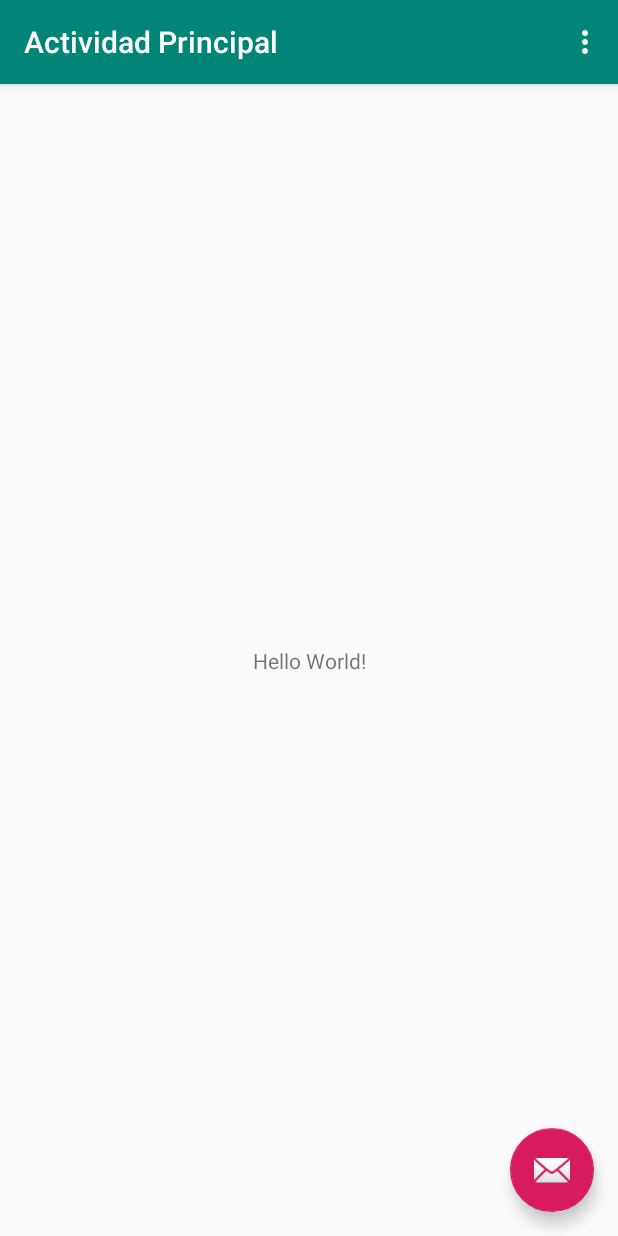
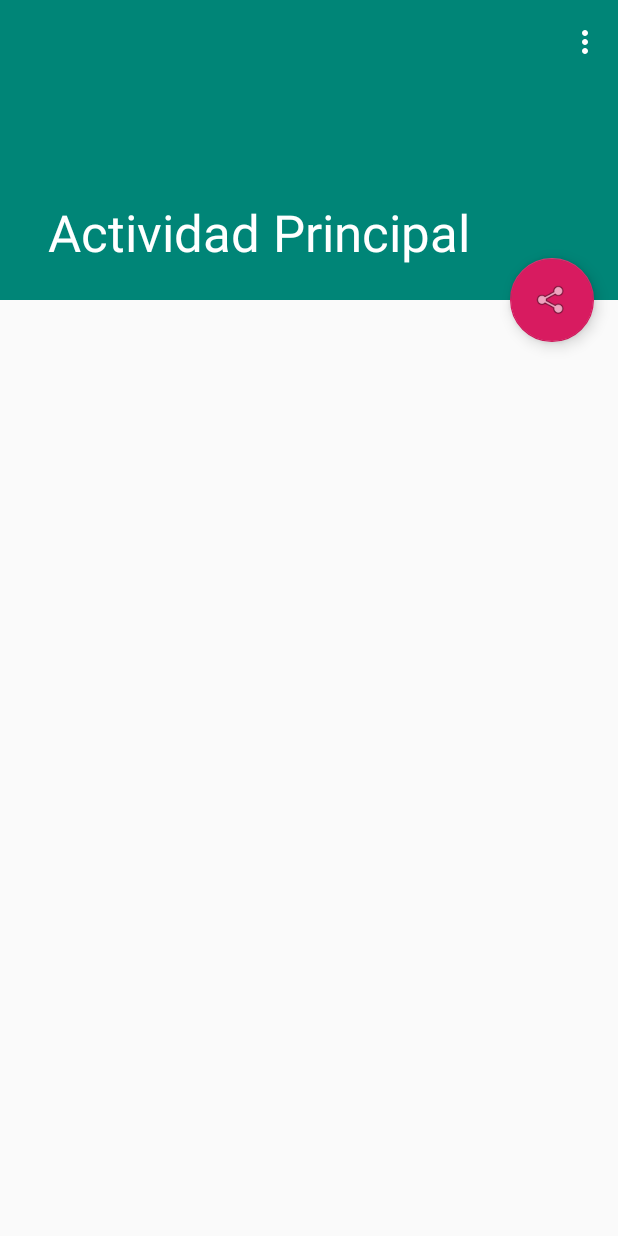
Before and after one commit to OscarXVI/ActividadPrincipal2, an Android app: the screen it shows after launch (MainActivity), on a phone screen of 412 x 824 dp. Run offline under Robolectric (Android 15) with nearby library versions, the phone set to English and light mode, and no system bars.

Commit message:
Se hizo el boton de compartir

```diff
--- a/app/src/main/java/com/example/actividadprincipal/MainActivity.java
+++ b/app/src/main/java/com/example/actividadprincipal/MainActivity.java
@@ -15,7 +15,7 @@ public class MainActivity extends AppCompatActivity {
     protected void onCreate(Bundle savedInstanceState) {
         super.onCreate(savedInstanceState);
         setContentView(R.layout.activity_main);
-        Toolbar toolbar = findViewById(R.id.toolbar);
+        Toolbar toolbar = findViewById(R.id.detail_toolbar);
         setSupportActionBar(toolbar);
 
         FloatingActionButton fab = findViewById(R.id.fab);
--- a/app/src/main/res/layout/activity_main.xml
+++ b/app/src/main/res/layout/activity_main.xml
@@ -4,30 +4,49 @@
     xmlns:tools="http://schemas.android.com/tools"
     android:layout_width="match_parent"
     android:layout_height="match_parent"
-    tools:context=".MainActivity">
+    android:fitsSystemWindows="true">
 
     <android.support.design.widget.AppBarLayout
+        android:id="@+id/app_bar"
         android:layout_width="match_parent"
-        android:layout_height="wrap_content"
-        android:theme="@style/AppTheme.AppBarOverlay">
+        android:layout_height="200dp"
+        android:fitsSystemWindows="true"
+        android:theme="@style/ThemeOverlay.AppCompat.Dark.ActionBar">
 
-        <android.support.v7.widget.Toolbar
-            android:id="@+id/toolbar"
+        <android.support.design.widget.CollapsingToolbarLayout
+            android:id="@+id/toolbar_layout"
             android:layout_width="match_parent"
-            android:layout_height="?attr/actionBarSize"
-            android:background="?attr/colorPrimary"
-            app:popupTheme="@style/AppTheme.PopupOverlay" />
+            android:layout_height="match_parent"
+            android:fitsSystemWindows="true"
+            app:contentScrim="?attr/colorPrimary"
+            app:layout_scrollFlags="scroll|exitUntilCollapsed"
+            app:toolbarId="@+id/toolbar">
+
+            <android.support.v7.widget.Toolbar
+                android:id="@+id/detail_toolbar"
+                android:layout_width="match_parent"
+                android:layout_height="?attr/actionBarSize"
+                app:layout_collapseMode="pin"
+                app:popupTheme="@style/ThemeOverlay.AppCompat.Light" />
+
+        </android.support.design.widget.CollapsingToolbarLayout>
 
     </android.support.design.widget.AppBarLayout>
 
-    <include layout="@layout/content_main" />
+    <android.support.v4.widget.NestedScrollView
+        android:id="@+id/contenedor_detalle_item"
+        android:layout_width="match_parent"
+        android:layout_height="match_parent"
+        app:layout_behavior="@string/appbar_scrolling_view_behavior" />
 
     <android.support.design.widget.FloatingActionButton
         android:id="@+id/fab"
         android:layout_width="wrap_content"
         android:layout_height="wrap_content"
-        android:layout_gravity="bottom|end"
+        android:layout_gravity="center_vertical|start"
         android:layout_margin="@dimen/fab_margin"
-        app:srcCompat="@android:drawable/ic_dialog_email" />
+        android:src="@android:drawable/ic_menu_share"
+        app:layout_anchor="@+id/contenedor_detalle_item"
+        app:layout_anchorGravity="top|end" />
 
 </android.support.design.widget.CoordinatorLayout>
--- a/app/src/main/res/values/strings.xml
+++ b/app/src/main/res/values/strings.xml
@@ -1,4 +1,5 @@
 <resources>
     <string name="app_name">Actividad Principal</string>
     <string name="action_settings">Settings</string>
+    <string name="fo"></string>
 </resources>
```
